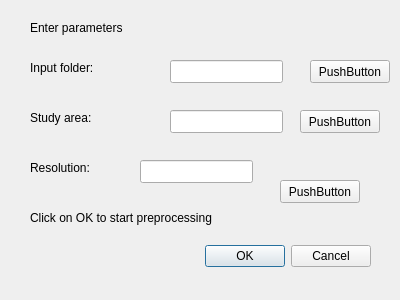
This is dunes_detector/dunes_detector_dialog_base.ui in Sara495/DunesDetector as Qt 5 draws it before an edit. The edited form follows.
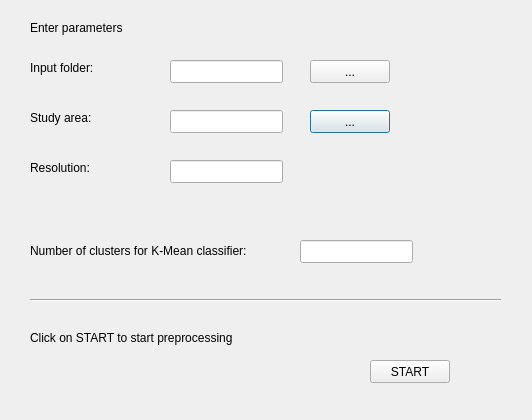
This is the edited form.

```diff
--- a/dunes_detector/dunes_detector_dialog_base.ui
+++ b/dunes_detector/dunes_detector_dialog_base.ui
@@ -6,29 +6,13 @@
    <rect>
     <x>0</x>
     <y>0</y>
-    <width>400</width>
-    <height>300</height>
+    <width>532</width>
+    <height>420</height>
    </rect>
   </property>
   <property name="windowTitle">
    <string>DunesDetector</string>
   </property>
-  <widget class="QDialogButtonBox" name="button_box">
-   <property name="geometry">
-    <rect>
-     <x>30</x>
-     <y>240</y>
-     <width>341</width>
-     <height>32</height>
-    </rect>
-   </property>
-   <property name="orientation">
-    <enum>Qt::Horizontal</enum>
-   </property>
-   <property name="standardButtons">
-    <set>QDialogButtonBox::Cancel|QDialogButtonBox::Ok</set>
-   </property>
-  </widget>
   <widget class="QLabel" name="foldin">
    <property name="geometry">
     <rect>
@@ -58,7 +42,7 @@
   <widget class="QLineEdit" name="input_resolution">
    <property name="geometry">
     <rect>
-     <x>140</x>
+     <x>170</x>
      <y>160</y>
      <width>113</width>
      <height>23</height>
@@ -82,13 +66,13 @@
    <property name="geometry">
     <rect>
      <x>30</x>
-     <y>210</y>
-     <width>221</width>
+     <y>330</y>
+     <width>251</width>
      <height>16</height>
     </rect>
    </property>
    <property name="text">
-    <string>Click on OK to start preprocessing</string>
+    <string>Click on START to start preprocessing</string>
    </property>
   </widget>
   <widget class="QLabel" name="enter_param">
@@ -107,14 +91,14 @@
   <widget class="QPushButton" name="roi_button">
    <property name="geometry">
     <rect>
-     <x>300</x>
+     <x>310</x>
      <y>110</y>
      <width>80</width>
      <height>23</height>
     </rect>
    </property>
    <property name="text">
-    <string>PushButton</string>
+    <string>...</string>
    </property>
   </widget>
   <widget class="QLineEdit" name="input_roi">
@@ -130,14 +114,14 @@
   <widget class="QPushButton" name="pushButton_start">
    <property name="geometry">
     <rect>
-     <x>280</x>
-     <y>180</y>
+     <x>370</x>
+     <y>360</y>
      <width>80</width>
      <height>23</height>
     </rect>
    </property>
    <property name="text">
-    <string>PushButton</string>
+    <string>START</string>
    </property>
   </widget>
   <widget class="QLineEdit" name="foldin_input">
@@ -160,7 +144,43 @@
     </rect>
    </property>
    <property name="text">
-    <string>PushButton</string>
+    <string>...</string>
+   </property>
+  </widget>
+  <widget class="QLabel" name="clusters">
+   <property name="geometry">
+    <rect>
+     <x>30</x>
+     <y>230</y>
+     <width>251</width>
+     <height>41</height>
+    </rect>
+   </property>
+   <property name="text">
+    <string>Number of clusters for K-Mean classifier:</string>
+   </property>
+  </widget>
+  <widget class="QLineEdit" name="input_cluster">
+   <property name="geometry">
+    <rect>
+     <x>300</x>
+     <y>240</y>
+     <width>113</width>
+     <height>23</height>
+    </rect>
+   </property>
+  </widget>
+  <widget class="Line" name="line">
+   <property name="geometry">
+    <rect>
+     <x>30</x>
+     <y>290</y>
+     <width>471</width>
+     <height>20</height>
+    </rect>
+   </property>
+   <property name="orientation">
+    <enum>Qt::Horizontal</enum>
    </property>
   </widget>
  </widget>
```
Left out of the diff: 35 changed lines with no effect on the pictures.
